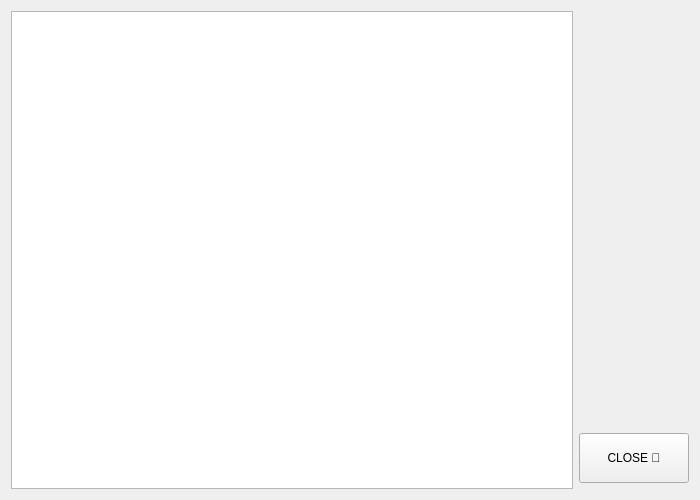
First picture: the form in Chat-Application/showcontact.ui, repository verina101/Chat-Application, before the edit.
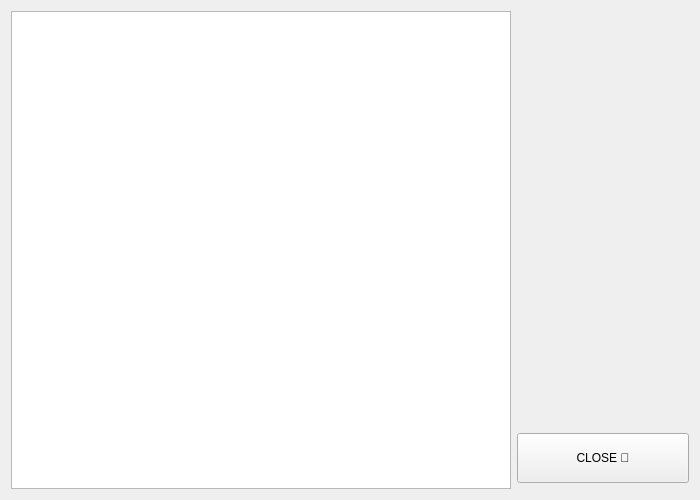
Second picture: the form after the edit. Icons and pictures are not drawn.

The edit to the form file:
```diff
--- a/Chat-Application/showcontact.ui
+++ b/Chat-Application/showcontact.ui
@@ -25,12 +25,15 @@
   <property name="windowTitle">
    <string>Form</string>
   </property>
-  <property name="styleSheet">
-   <string notr="true"/>
-  </property>
   <layout class="QHBoxLayout" name="horizontalLayout">
    <item>
     <widget class="QListWidget" name="listWidget">
+     <property name="maximumSize">
+      <size>
+       <width>500</width>
+       <height>16777215</height>
+      </size>
+     </property>
      <property name="styleSheet">
       <string notr="true"/>
      </property>
@@ -58,7 +61,7 @@
       <widget class="QPushButton" name="pushButton">
        <property name="minimumSize">
         <size>
-         <width>110</width>
+         <width>50</width>
          <height>50</height>
         </size>
        </property>
```
Left out of the diff: 2 changed lines with no effect on the pictures.
